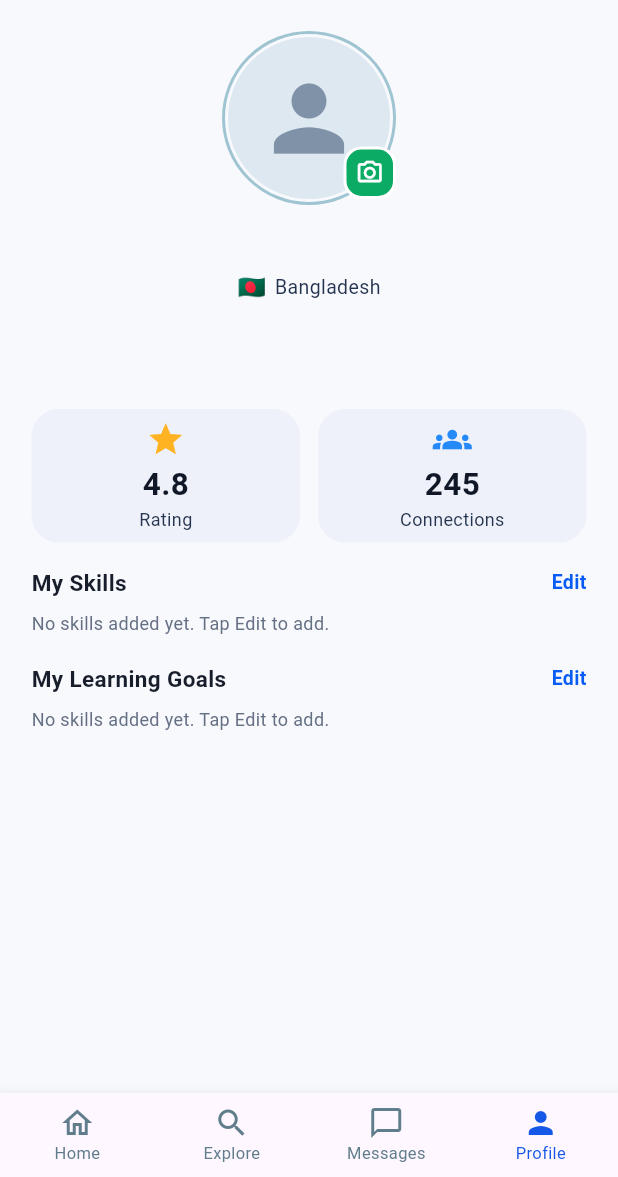
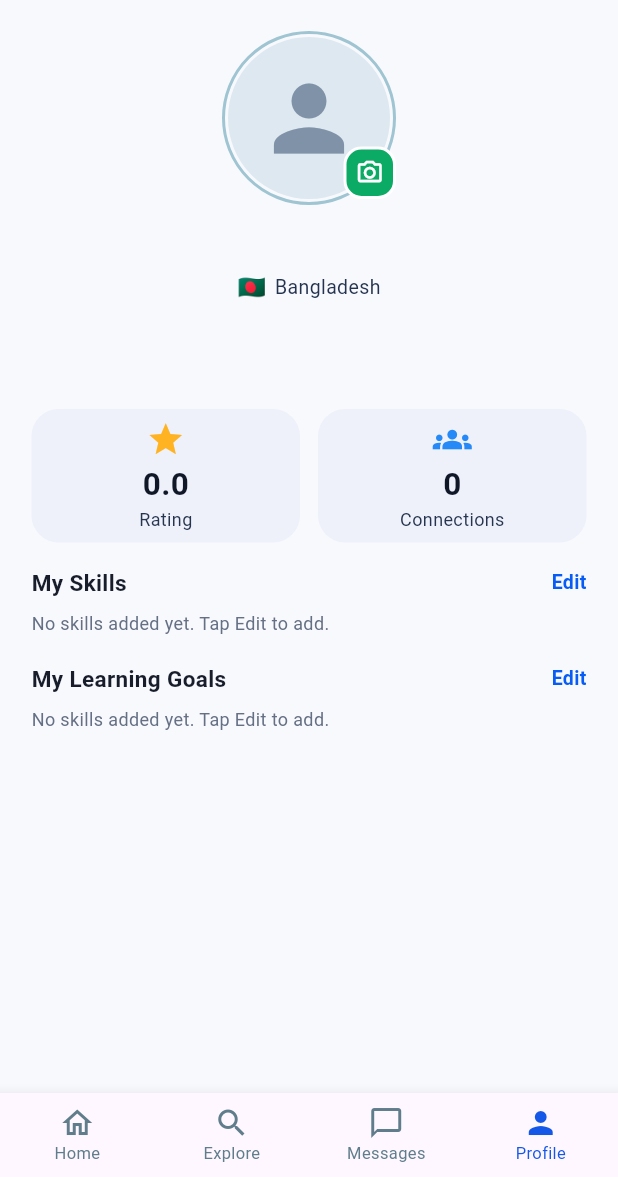
Before and after one commit to mdjahangir424/skillswap, a Flutter app: the screen it shows once a user with an empty profile is signed in, item 4 of the bottom bar chosen, on a phone screen of 412 x 824 dp, the part 59-1236 px from its top. Run offline on Flutter 3.47's test engine with Material 3 defaults, Android fonts, the phone set to English and light mode, and no system bars; our stand-ins replace cloud_firestore, firebase_auth, firebase_core, firebase_storage, image_picker; accounts and stored records are empty.

Commit message:
Update profile statistics with real connection count

```diff
--- a/lib/screens/profile_screen.dart
+++ b/lib/screens/profile_screen.dart
@@ -1,3 +1,4 @@
+
 import 'dart:typed_data';
 import 'package:flutter/material.dart';
 import 'package:firebase_auth/firebase_auth.dart';
@@ -610,27 +611,10 @@ class _ProfileScreenState extends State<ProfileScreen> {
                           ),
                         ),
                         const SizedBox(height: 16),
-                        Row(
-                          children: [
-                            Expanded(
-                              child: _statCard(
-                                icon: Icons.star,
-                                iconColor: const Color(0xFFFFB323),
-                                value: '4.8',
-                                label: 'Rating',
-                              ),
-                            ),
-                            const SizedBox(width: 12),
-                            Expanded(
-                              child: _statCard(
-                                icon: Icons.groups,
-                                iconColor: const Color(0xFF2589F8),
-                                value: '245',
-                                label: 'Connections',
-                              ),
-                            ),
-                          ],
-                        ),
+
+                        // Live Rating and Connections
+                        _buildStats(currentUser!.uid),
+
                         const SizedBox(height: 16),
                         _sectionHeader(
                           'My Skills',
@@ -660,6 +644,44 @@ class _ProfileScreenState extends State<ProfileScreen> {
               ],
             ),
           ),
+        );
+      },
+    );
+  }
+
+  // Real-time Profile Statistics
+  Widget _buildStats(String uid) {
+    return StreamBuilder<QuerySnapshot<Map<String, dynamic>>>(
+      stream: FirebaseFirestore.instance
+          .collection('connections')
+          .where('participants', arrayContains: uid)
+          .snapshots(),
+      builder: (context, snapshot) {
+        final connectionCount =
+            snapshot.hasData ? snapshot.data!.docs.length : 0;
+
+        return Row(
+          children: [
+            Expanded(
+              child: _statCard(
+                icon: Icons.star,
+                iconColor: const Color(0xFFFFB323),
+                value: '0.0',
+                label: 'Rating',
+              ),
+            ),
+            const SizedBox(width: 12),
+            Expanded(
+              child: _statCard(
+                icon: Icons.groups,
+                iconColor: const Color(0xFF2589F8),
+                value: snapshot.hasError
+                    ? '--'
+                    : connectionCount.toString(),
+                label: 'Connections',
+              ),
+            ),
+          ],
         );
       },
     );
```
